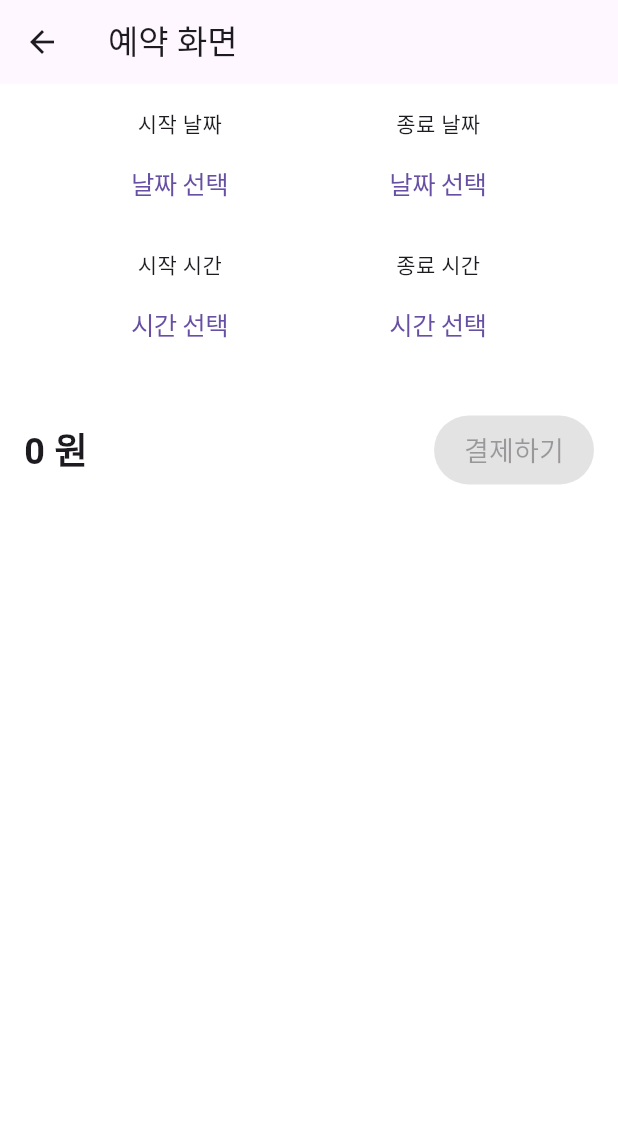
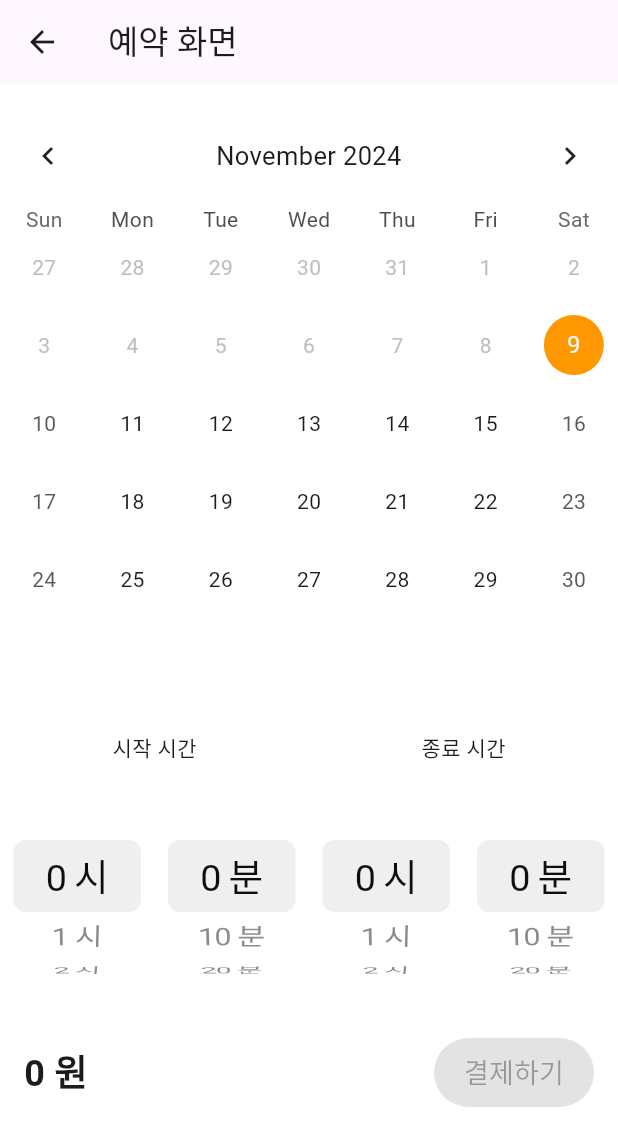
Before and after one commit to galler-ist/PickingParking, a Flutter app: the ReservationSubmit screen opened directly with empty values, on a phone screen of 412 x 824 dp. Shown: the top 1146 px of the screen. Run offline on Flutter 3.47's test engine with Material 3 defaults, Android fonts, the phone set to English and light mode, and no system bars; drawn by our look-alikes of table_calendar; our stand-ins replace dio, firebase_core, firebase_messaging, flutter_dotenv, flutter_map, flutter_secure_storage and 7 more; accounts and stored records are empty.

Commit message:
feat : 예약 기능 구현

```diff
--- a/frontend/lib/components/map/map_reservation_submit.dart
+++ b/frontend/lib/components/map/map_reservation_submit.dart
@@ -2,6 +2,7 @@ import 'package:flutter/cupertino.dart';
 import 'package:flutter/material.dart';
 import 'package:get/get.dart';
 import 'package:intl/intl.dart';
+import 'package:table_calendar/table_calendar.dart';
 import 'package:frontend/screens/parking_zome_submit_complete_screen.dart';
 
 class ReservationSubmit extends StatefulWidget {
@@ -25,203 +26,160 @@ class ReservationSubmit extends StatefulWidget {
 }
 
 class _ReservationSubmitState extends State<ReservationSubmit> {
-  DateTime? selectedStartDate;
-  DateTime? selectedEndDate;
-  TimeOfDay? selectedStartTime;
-  TimeOfDay? selectedEndTime;
+  List<DateTime> selectedDates = [];
+  int startHour = 0;
+  int startMinute = 0;
+  int endHour = 0;
+  int endMinute = 0;
 
-  void _showDatePicker(bool isStartDate) {
-    showCupertinoModalPopup(
-      context: context,
-      builder: (BuildContext context) {
-        return Container(
-          height: 250,
-          color: Colors.white,
-          child: Column(
-            children: [
-              Row(
-                mainAxisAlignment: MainAxisAlignment.spaceBetween,
-                children: [
-                  CupertinoButton(
-                    child: Text('Cancel'),
-                    onPressed: () {
-                      Navigator.pop(context);
-                    },
-                  ),
-                  CupertinoButton(
-                    child: Text('Done'),
-                    onPressed: () {
-                      Navigator.pop(context);
-                    },
-                  ),
-                ],
-              ),
-              Container(
-                height: 200,
-                child: CupertinoDatePicker(
-                  mode: CupertinoDatePickerMode.date,
-                  initialDateTime: DateTime.now(),
-                  onDateTimeChanged: (DateTime dateTime) {
+  void _onDaySelected(DateTime day, DateTime focusedDay) {
     setState(() {
-                      if (isStartDate) {
-                        selectedStartDate = dateTime;
+      if (selectedDates.contains(day)) {
+        selectedDates.remove(day);
       } else {
-                        selectedEndDate = dateTime;
+        selectedDates.add(day);
+        selectedDates.sort();
       }
     });
-                  },
-                ),
-              ),
-            ],
-          ),
-        );
-      },
-    );
-  }
-
-  void _showTimePicker(bool isStartTime) {
-    showCupertinoModalPopup(
-      context: context,
-      builder: (BuildContext context) {
-        return Container(
-          height: 250,
-          color: Colors.white,
-          child: Column(
-            children: [
-              Row(
-                mainAxisAlignment: MainAxisAlignment.spaceBetween,
-                children: [
-                  CupertinoButton(
-                    child: Text('Cancel'),
-                    onPressed: () {
-                      Navigator.pop(context);
-                    },
-                  ),
-                  CupertinoButton(
-                    child: Text('Done'),
-                    onPressed: () {
-                      Navigator.pop(context);
-                    },
-                  ),
-                ],
-              ),
-              Container(
-                height: 200,
-                child: CupertinoTimerPicker(
-                  mode: CupertinoTimerPickerMode.hm,
-                  initialTimerDuration: isStartTime
-                      ? Duration(
-                          hours: selectedStartTime?.hour ?? 0,
-                          minutes: selectedStartTime?.minute ?? 0,
-                        )
-                      : (selectedStartTime != null
-                          ? Duration(
-                              hours: selectedStartTime!.hour,
-                              minutes: selectedStartTime!.minute,
-                            )
-                          : Duration(hours: 0, minutes: 0)),
-                  onTimerDurationChanged: (Duration duration) {
-                    setState(() {
-                      TimeOfDay pickedTime = TimeOfDay(
-                        hour: duration.inHours,
-                        minute: duration.inMinutes % 60,
-                      );
-                      if (isStartTime) {
-                        selectedStartTime = pickedTime;
-                        selectedEndTime = null; // 시작 시간 변경 시 종료 시간 초기화
-                      } else {
-                        selectedEndTime = pickedTime;
-                      }
-                    });
-                  },
-                ),
-              ),
-            ],
-          ),
-        );
-      },
-    );
   }
 
   int calculateFee() {
-    if (selectedStartTime == null || selectedEndTime == null) return 0;
-
-    final startMinutes =
-        selectedStartTime!.hour * 60 + selectedStartTime!.minute;
-    final endMinutes = selectedEndTime!.hour * 60 + selectedEndTime!.minute;
+    final startMinutes = startHour * 60 + startMinute;
+    final endMinutes = endHour * 60 + endMinute;
     final duration = endMinutes - startMinutes;
 
+    if (duration <= 0 || selectedDates.length < 2) return 0;
+    final days = selectedDates.length;
     final hours = duration / 60;
-    return (widget.fee * hours).round();
+    return (widget.fee * hours * days).round();
   }
 
   @override
   Widget build(BuildContext context) {
     return Scaffold(
       appBar: AppBar(title: Text('예약 화면')),
-      body: Column(
+      body: SingleChildScrollView(
+        child: Column(
           children: [
             const SizedBox(height: 16),
-          Row(
-            mainAxisAlignment: MainAxisAlignment.spaceEvenly,
-            children: [
-              Column(
-                children: [
-                  Text("시작 날짜"),
-                  CupertinoButton(
-                    onPressed: () => _showDatePicker(true),
-                    child: Text(
-                      selectedStartDate != null
-                          ? DateFormat('yyyy/MM/dd').format(selectedStartDate!)
-                          : '날짜 선택',
+            SizedBox(
+              height: 400, // 일정한 높이 지정
+              child: TableCalendar(
+                firstDay: DateTime.now(),
+                lastDay: DateTime(2030, 12, 31),
+                focusedDay: DateTime.now(),
+                selectedDayPredicate: (day) => selectedDates.contains(day),
+                onDaySelected: _onDaySelected,
+                calendarStyle: CalendarStyle(
+                  isTodayHighlighted: true,
+                  selectedDecoration: BoxDecoration(
+                    color: Colors.blue,
+                    shape: BoxShape.circle,
+                  ),
+                  todayDecoration: BoxDecoration(
+                    color: Colors.orange,
+                    shape: BoxShape.circle,
                   ),
                 ),
-                ],
-              ),
-              Column(
-                children: [
-                  Text("종료 날짜"),
-                  CupertinoButton(
-                    onPressed: () => _showDatePicker(false),
-                    child: Text(
-                      selectedEndDate != null
-                          ? DateFormat('yyyy/MM/dd').format(selectedEndDate!)
-                          : '날짜 선택',
+                headerStyle: HeaderStyle(
+                  formatButtonVisible: false,
+                  titleCentered: true,
                 ),
               ),
-                ],
-              ),
-            ],
             ),
             const SizedBox(height: 16),
             Row(
               mainAxisAlignment: MainAxisAlignment.spaceEvenly,
               children: [
-              Column(
+                Expanded(
+                  child: Column(
                     children: [
                       Text("시작 시간"),
-                  CupertinoButton(
-                    onPressed: () => _showTimePicker(true),
-                    child: Text(
-                      selectedStartTime != null
-                          ? selectedStartTime!.format(context)
-                          : '시간 선택',
+                      Container(
+                        height: 150, // Picker 높이 설정
+                        child: Row(
+                          children: [
+                            Expanded(
+                              child: CupertinoPicker(
+                                itemExtent: 40, // Picker 항목 높이 설정
+                                magnification: 1.2,
+                                squeeze: 1.2,
+                                onSelectedItemChanged: (int value) {
+                                  setState(() {
+                                    startHour = value;
+                                  });
+                                },
+                                children:
+                                    List<Widget>.generate(24, (int index) {
+                                  return Center(child: Text("$index 시"));
+                                }),
+                              ),
+                            ),
+                            Expanded(
+                              child: CupertinoPicker(
+                                itemExtent: 40, // Picker 항목 높이 설정
+                                magnification: 1.2,
+                                squeeze: 1.2,
+                                onSelectedItemChanged: (int value) {
+                                  setState(() {
+                                    startMinute = value * 10;
+                                  });
+                                },
+                                children: List<Widget>.generate(6, (int index) {
+                                  return Center(child: Text("${index * 10} 분"));
+                                }),
                               ),
                             ),
                           ],
                         ),
-              Column(
+                      ),
+                    ],
+                  ),
+                ),
+                Expanded(
+                  child: Column(
                     children: [
                       Text("종료 시간"),
-                  CupertinoButton(
-                    onPressed: () => _showTimePicker(false),
-                    child: Text(
-                      selectedEndTime != null
-                          ? selectedEndTime!.format(context)
-                          : '시간 선택',
+                      Container(
+                        height: 150, // Picker 높이 설정
+                        child: Row(
+                          children: [
+                            Expanded(
+                              child: CupertinoPicker(
+                                itemExtent: 40, // Picker 항목 높이 설정
+                                magnification: 1.2,
+                                squeeze: 1.2,
+                                onSelectedItemChanged: (int value) {
+                                  setState(() {
+                                    endHour = value;
+                                  });
+                                },
+                                children:
+                                    List<Widget>.generate(24, (int index) {
+                                  return Center(child: Text("$index 시"));
+                                }),
+                              ),
+                            ),
+                            Expanded(
+                              child: CupertinoPicker(
+                                itemExtent: 40, // Picker 항목 높이 설정
+                                magnification: 1.2,
+                                squeeze: 1.2,
+                                onSelectedItemChanged: (int value) {
+                                  setState(() {
+                                    endMinute = value * 10;
+                                  });
+                                },
+                                children: List<Widget>.generate(6, (int index) {
+                                  return Center(child: Text("${index * 10} 분"));
+                                }),
                               ),
                             ),
                           ],
+                        ),
+                      ),
+                    ],
+                  ),
                 ),
               ],
             ),
@@ -236,8 +194,7 @@ class _ReservationSubmitState extends State<ReservationSubmit> {
                     style: TextStyle(fontSize: 24, fontWeight: FontWeight.bold),
                   ),
                   ElevatedButton(
-                  onPressed: (selectedStartTime != null &&
-                          selectedEndTime != null)
+                    onPressed: selectedDates.length >= 2
                         ? () {
                             showDialog(
                               context: context,
@@ -250,7 +207,8 @@ class _ReservationSubmitState extends State<ReservationSubmit> {
                                   actions: [
                                     TextButton(
                                       onPressed: () {
-                                      Get.to(() => ParkingZoneSubmitComplete());
+                                        Get.to(
+                                            () => ParkingZoneSubmitComplete());
                                       },
                                       child: const Text('결제하기'),
                                     ),
@@ -261,7 +219,8 @@ class _ReservationSubmitState extends State<ReservationSubmit> {
                           }
                         : null,
                     style: ElevatedButton.styleFrom(
-                    padding: EdgeInsets.symmetric(horizontal: 20, vertical: 10),
+                      padding:
+                          EdgeInsets.symmetric(horizontal: 20, vertical: 10),
                       backgroundColor: Colors.blue,
                     ),
                     child: const Text(
@@ -274,6 +233,7 @@ class _ReservationSubmitState extends State<ReservationSubmit> {
             ),
           ],
         ),
+      ),
     );
   }
 }
--- a/frontend/pubspec.yaml
+++ b/frontend/pubspec.yaml
@@ -55,6 +55,7 @@ dependencies:
   flutter_compass_v2: any
   table_calendar: ^3.1.2
   intl : any
+  geocoding: any
 
 
 
```
Also changed, not shown: frontend/lib/components/map/map_search.dart (+61 -57 lines), frontend/lib/screens/reservation_screen.dart (+81 -91 lines), frontend/pubspec.lock. Lines whose indentation alone changed are shown as unchanged.
